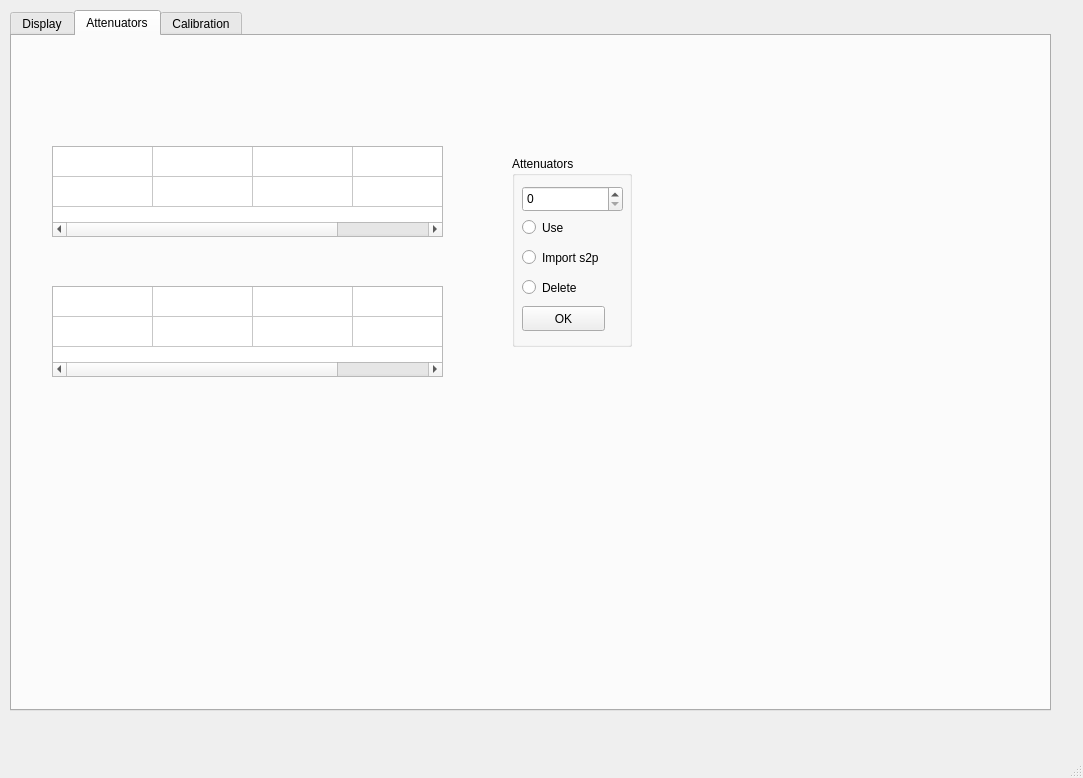
Qt form powerMeter.ui (g4ixt/RFPowerMeter) before a commit.
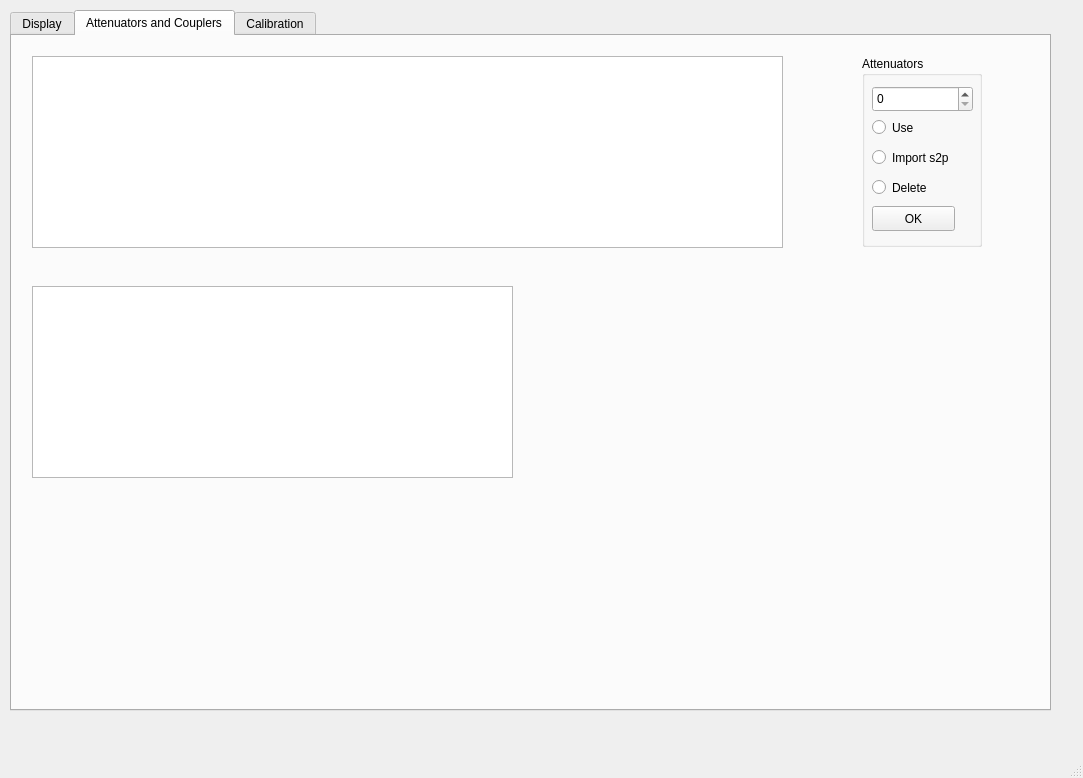
The same form after that commit. Custom widgets are drawn as their Qt base class.

Diff of the .ui file:
```diff
--- a/powerMeter.ui
+++ b/powerMeter.ui
@@ -98,13 +98,13 @@
     </widget>
     <widget class="QWidget" name="tab_2">
      <attribute name="title">
-      <string>Attenuators</string>
+      <string>Attenuators and Couplers</string>
      </attribute>
      <widget class="QGroupBox" name="groupBox">
       <property name="geometry">
        <rect>
-        <x>500</x>
-        <y>120</y>
+        <x>850</x>
+        <y>20</y>
         <width>120</width>
         <height>191</height>
        </rect>
@@ -175,97 +175,35 @@
        </property>
       </widget>
      </widget>
-     <widget class="QTableWidget" name="calCoupler">
+     <widget class="QTableView" name="browseDevices">
       <property name="geometry">
        <rect>
-        <x>40</x>
-        <y>110</y>
-        <width>391</width>
-        <height>91</height>
+        <x>20</x>
+        <y>20</y>
+        <width>751</width>
+        <height>192</height>
        </rect>
       </property>
-      <attribute name="horizontalHeaderVisible">
-       <bool>false</bool>
-      </attribute>
-      <attribute name="verticalHeaderVisible">
-       <bool>false</bool>
-      </attribute>
-      <row>
-       <property name="text">
-        <string>New Row</string>
-       </property>
-      </row>
-      <row>
-       <property name="text">
-        <string>New Row</string>
-       </property>
-      </row>
-      <column>
-       <property name="text">
-        <string>Identifier</string>
-       </property>
-      </column>
-      <column>
-       <property name="text">
-        <string>Frequency</string>
-       </property>
-      </column>
-      <column>
-       <property name="text">
-        <string>Coupling</string>
-       </property>
-      </column>
-      <column>
-       <property name="text">
-        <string>In Use</string>
-       </property>
-      </column>
      </widget>
      <widget class="QTableWidget" name="calAttenuator">
       <property name="geometry">
        <rect>
-        <x>40</x>
+        <x>20</x>
         <y>250</y>
-        <width>391</width>
-        <height>91</height>
+        <width>481</width>
+        <height>192</height>
        </rect>
       </property>
-      <attribute name="horizontalHeaderVisible">
-       <bool>false</bool>
-      </attribute>
-      <attribute name="verticalHeaderVisible">
-       <bool>false</bool>
-      </attribute>
-      <row>
-       <property name="text">
-        <string>New Row</string>
-       </property>
-      </row>
-      <row>
-       <property name="text">
-        <string>New Row</string>
-       </property>
-      </row>
-      <column>
-       <property name="text">
-        <string>Identifier</string>
-       </property>
-      </column>
-      <column>
-       <property name="text">
-        <string>Frequency</string>
-       </property>
-      </column>
-      <column>
-       <property name="text">
-        <string>Attenuation</string>
-       </property>
-      </column>
-      <column>
-       <property name="text">
-        <string>In Use</string>
-       </property>
-      </column>
+     </widget>
+     <widget class="QWidget" name="widgetMapper" native="true">
+      <property name="geometry">
+       <rect>
+        <x>540</x>
+        <y>260</y>
+        <width>441</width>
+        <height>191</height>
+       </rect>
+      </property>
      </widget>
     </widget>
     <widget class="QWidget" name="tab_3">
```
Left out of the diff: 69 changed lines with no effect on the pictures.
